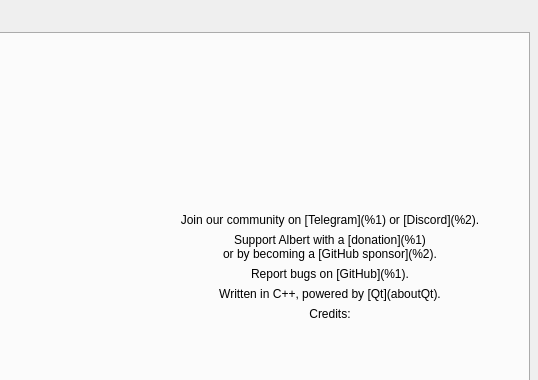
albertlauncher/albert, file src/settings/settingswindow.ui: the form before one commit; both pictures show x 262 to 800 and y 0 to 380 of the 800 by 600 pixel window.
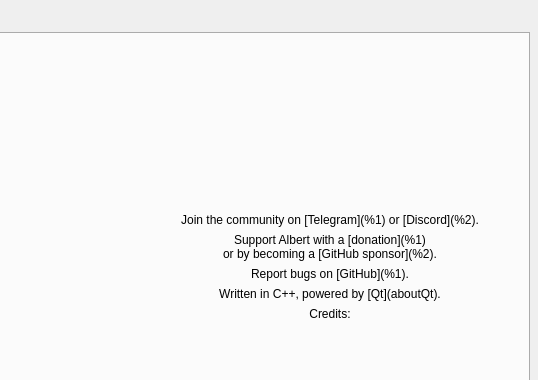
The form after the commit. Icons and pictures are not drawn.

```diff
--- a/src/settings/settingswindow.ui
+++ b/src/settings/settingswindow.ui
@@ -264,7 +264,7 @@
            <item>
             <widget class="QLabel" name="label_community">
              <property name="text">
-              <string>Join our community on [Telegram](%1) or [Discord](%2).</string>
+              <string>Join the community on [Telegram](%1) or [Discord](%2).</string>
              </property>
              <property name="textFormat">
               <enum>Qt::MarkdownText</enum>
```
Left out of the diff: 9 changed lines with no effect on the pictures.
